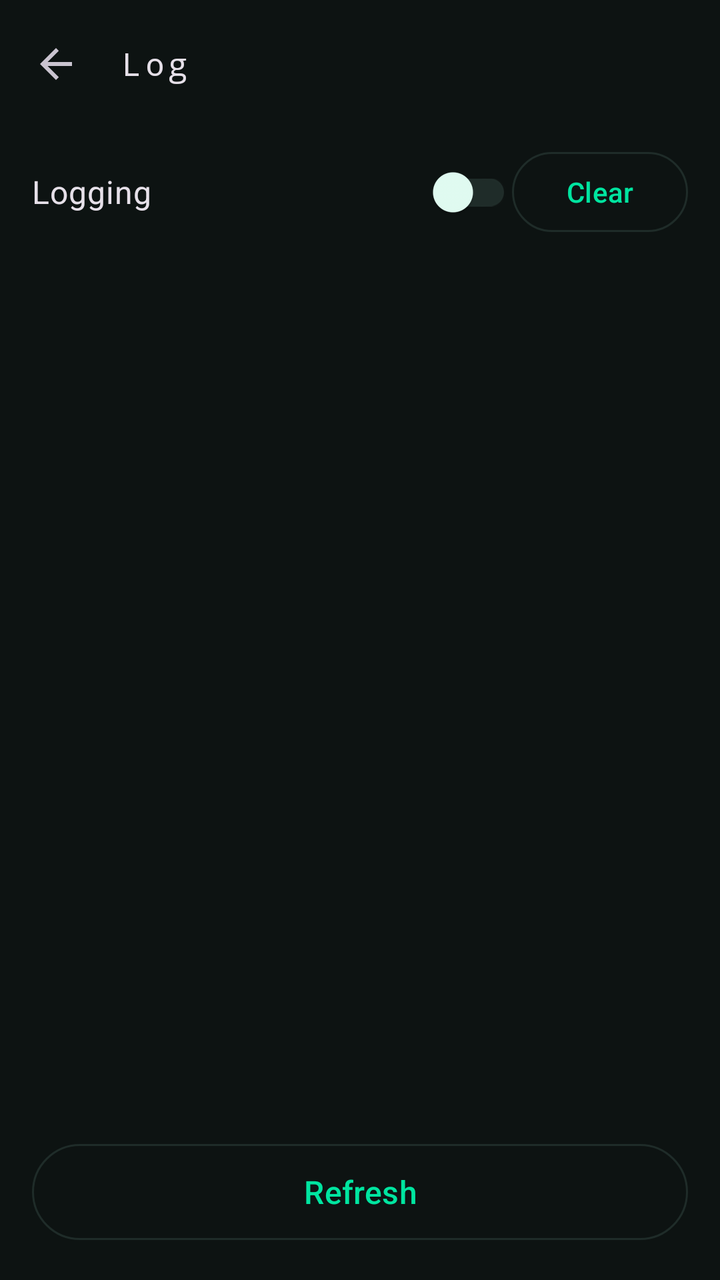
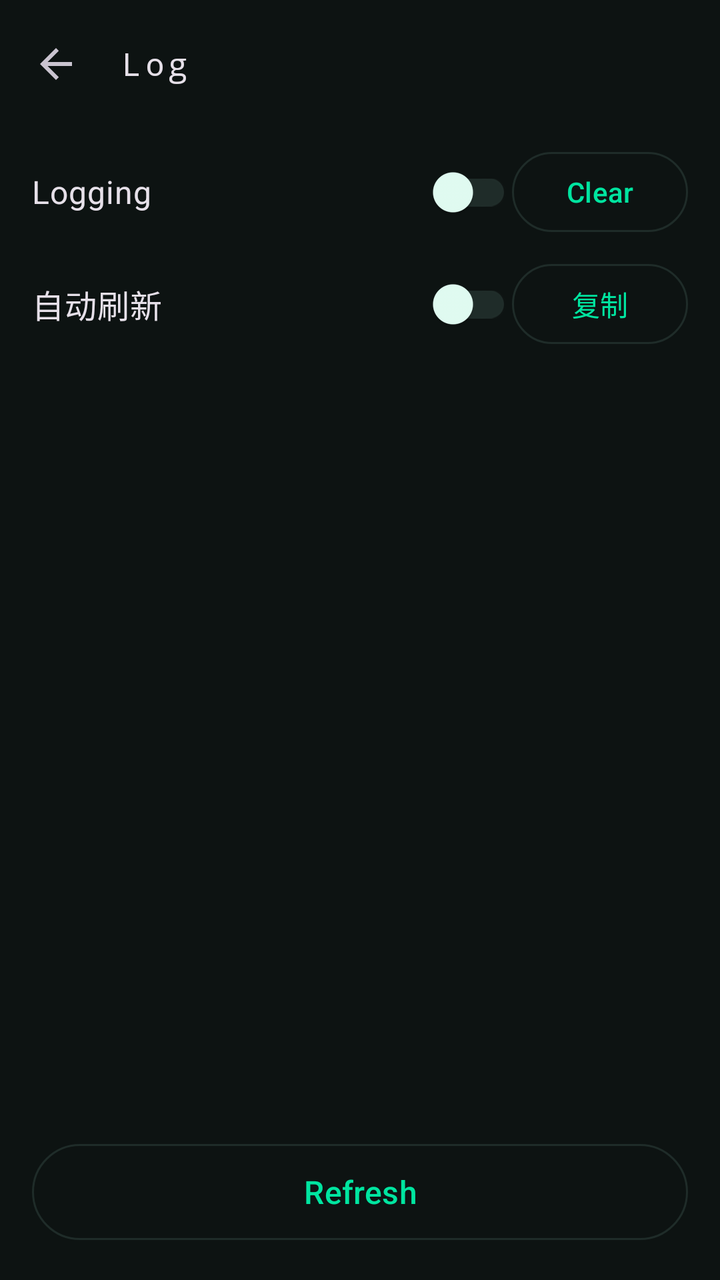

An Android layout rendered at two revisions. The XML below is the earlier revision; the diff shows what the commit changed to produce the second picture.
<!-- AndroidManifest.xml: application theme Theme.TunVPN -->
<!-- res/layout/activity_log.xml -->
<?xml version="1.0" encoding="utf-8"?>
<LinearLayout xmlns:android="http://schemas.android.com/apk/res/android"
	xmlns:app="http://schemas.android.com/apk/res-auto"
	android:orientation="vertical"
	android:layout_width="match_parent"
	android:layout_height="match_parent"
	android:background="?attr/colorSurface">
	<com.google.android.material.appbar.MaterialToolbar
		android:id="@+id/toolbar"
		android:layout_width="match_parent"
		android:layout_height="?attr/actionBarSize"
		app:navigationIcon="?attr/homeAsUpIndicator"
		app:title="@string/log"
		app:titleTextAppearance="@style/TextAppearance.TunVPN.Toolbar"/>
	<LinearLayout
		android:layout_width="match_parent"
		android:layout_height="wrap_content"
		android:orientation="horizontal"
		android:gravity="center_vertical"
		android:paddingStart="16dp"
		android:paddingEnd="16dp"
		android:paddingTop="8dp"
		android:paddingBottom="8dp">
		<com.google.android.material.switchmaterial.SwitchMaterial
			android:id="@+id/log_switch"
			android:layout_width="0dp"
			android:layout_height="wrap_content"
			android:layout_weight="1"
			android:text="@string/log_enabled"
			android:textSize="16sp"/>
		<com.google.android.material.button.MaterialButton
			android:id="@+id/clear"
			style="?attr/materialButtonOutlinedStyle"
			android:layout_width="wrap_content"
			android:layout_height="wrap_content"
			android:text="@string/clear"
			app:cornerRadius="20dp"/>
	</LinearLayout>
	<ScrollView
		android:id="@+id/log_scroll"
		android:layout_width="match_parent"
		android:layout_height="0dp"
		android:layout_weight="1"
		android:fillViewport="true">
		<TextView
			android:id="@+id/log_text"
			android:layout_width="match_parent"
			android:layout_height="wrap_content"
			android:fontFamily="monospace"
			android:padding="16dp"
			android:textAppearance="?attr/textAppearanceBodyMedium"
			android:textIsSelectable="true"/>
	</ScrollView>
	<com.google.android.material.button.MaterialButton
		android:id="@+id/refresh"
		style="?attr/materialButtonOutlinedStyle"
		android:layout_width="match_parent"
		android:layout_height="wrap_content"
		android:layout_margin="16dp"
		android:minHeight="56dp"
		android:text="@string/refresh"
		android:textSize="16sp"
		app:cornerRadius="28dp"/>
</LinearLayout>
<!-- resources referenced by this layout -->
<resources>
  <string name="clear">Clear</string>
  <string name="log">Log</string>
  <string name="log_enabled">Logging</string>
  <string name="refresh">Refresh</string>
  <style name="TextAppearance.TunVPN.Toolbar" parent="TextAppearance.Material3.TitleMedium">
  		<item name="fontFamily">monospace</item>
  		<item name="android:fontFamily">monospace</item>
  		<item name="android:letterSpacing">0.12</item>
  	</style>
  <style name="Theme.TunVPN" parent="Theme.Material3.Dark.NoActionBar">
  		<item name="colorPrimary">#00E5A0</item>
  		<item name="colorOnPrimary">#060A09</item>
  		<item name="colorPrimaryContainer">#10261F</item>
  		<item name="colorOnPrimaryContainer">#6CFFD0</item>
  		<item name="colorSecondary">#00E5A0</item>
  		<item name="colorOnSecondary">#060A09</item>
  		<item name="colorSecondaryContainer">#0B2E26</item>
  		<item name="colorOnSecondaryContainer">#6CFFD0</item>
  		<item name="colorError">#FF5C7A</item>
  		<item name="colorOnError">#060A09</item>
  		<item name="colorErrorContainer">#3A1220</item>
  		<item name="colorOnErrorContainer">#FFC2CE</item>
  		<item name="android:colorBackground">#060A09</item>
  		<item name="colorSurface">#0D1312</item>
  		<item name="colorOnSurface">#E4FFF5</item>
  		<item name="colorSurfaceVariant">#131B1A</item>
  		<item name="colorOnSurfaceVariant">#7F9A93</item>
  		<item name="colorSurfaceContainer">#18221F</item>
  		<item name="colorOutline">#1F2C29</item>
  		<item name="android:statusBarColor">@android:color/transparent</item>
  		<item name="android:navigationBarColor">@android:color/transparent</item>
  		<item name="android:windowLightStatusBar">false</item>
  		<item name="android:windowBackground">#060A09</item>
  	</style>
</resources>

<!-- the commit's change to res/layout/activity_log.xml (unified diff, before → after) -->
@@ -36,6 +36,29 @@
 			android:text="@string/clear"
 			app:cornerRadius="20dp"/>
 	</LinearLayout>
+	<LinearLayout
+		android:layout_width="match_parent"
+		android:layout_height="wrap_content"
+		android:orientation="horizontal"
+		android:gravity="center_vertical"
+		android:paddingStart="16dp"
+		android:paddingEnd="16dp"
+		android:paddingBottom="8dp">
+		<com.google.android.material.switchmaterial.SwitchMaterial
+			android:id="@+id/log_follow"
+			android:layout_width="0dp"
+			android:layout_height="wrap_content"
+			android:layout_weight="1"
+			android:text="@string/log_follow"
+			android:textSize="16sp"/>
+		<com.google.android.material.button.MaterialButton
+			android:id="@+id/copy"
+			style="?attr/materialButtonOutlinedStyle"
+			android:layout_width="wrap_content"
+			android:layout_height="wrap_content"
+			android:text="@string/log_copy"
+			app:cornerRadius="20dp"/>
+	</LinearLayout>
 	<ScrollView
 		android:id="@+id/log_scroll"
 		android:layout_width="match_parent"
<!-- resource entries referenced after the edit -->
@@ -2,7 +2,9 @@
 <resources>
   <string name="clear">Clear</string>
   <string name="log">Log</string>
+  <string name="log_copy">复制</string>
   <string name="log_enabled">Logging</string>
+  <string name="log_follow">自动刷新</string>
   <string name="refresh">Refresh</string>
   <style name="TextAppearance.TunVPN.Toolbar" parent="TextAppearance.Material3.TitleMedium">
   		<item name="fontFamily">monospace</item>
